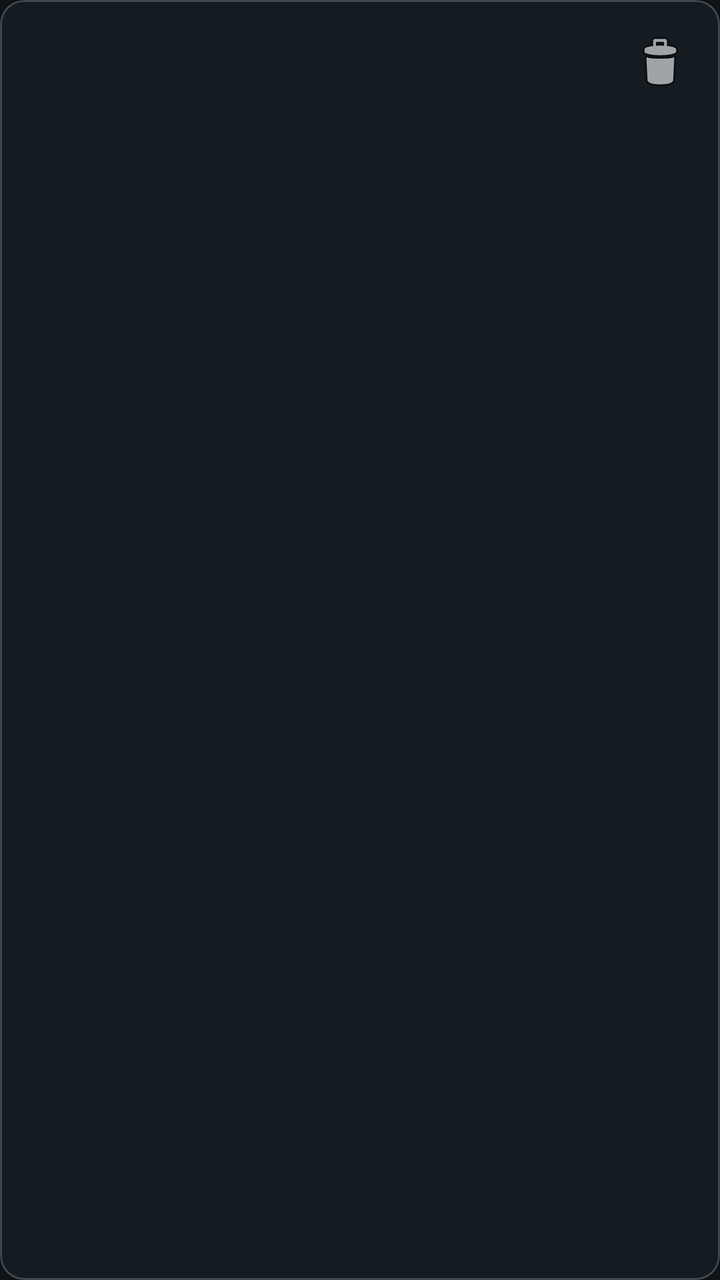
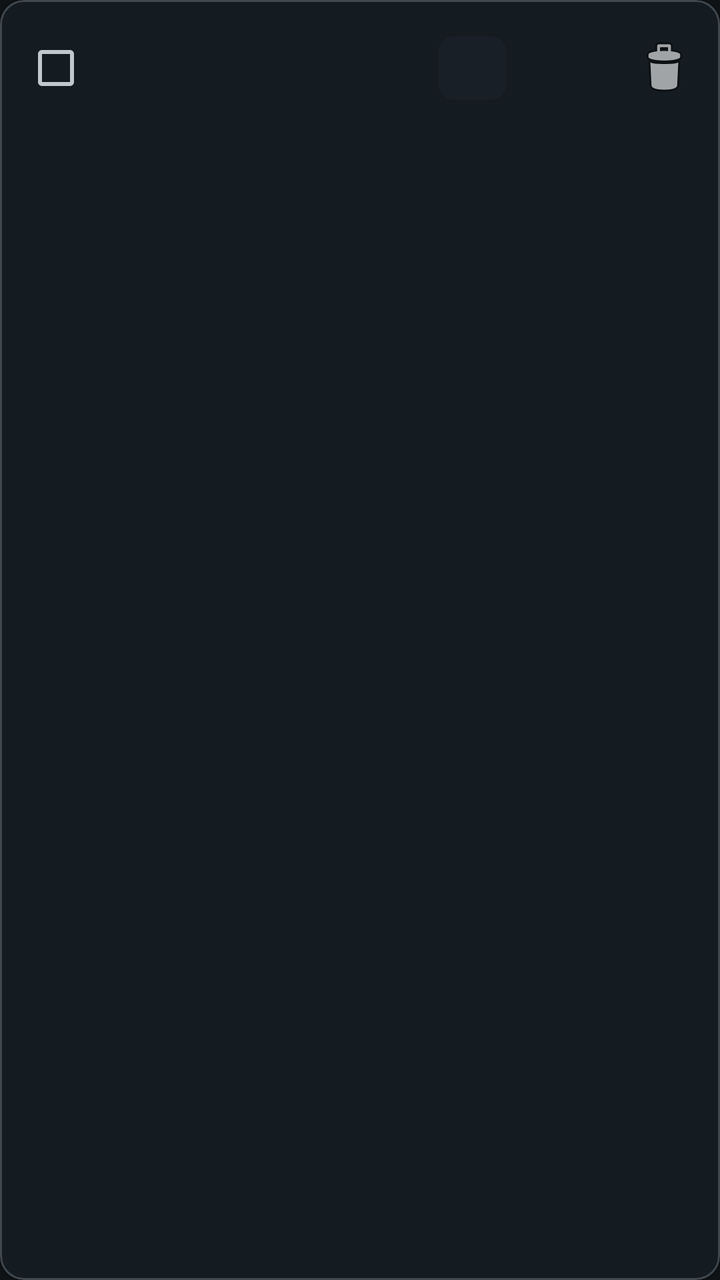

Compare the two renders of this Android layout. The source of the first and the diff that turns it into the second are given below.
<!-- AndroidManifest.xml: application theme Theme.RiverSong -->
<!-- res/layout/item_fact.xml -->
<?xml version="1.0" encoding="utf-8"?>
<com.google.android.material.card.MaterialCardView
    xmlns:android="http://schemas.android.com/apk/res/android"
    xmlns:app="http://schemas.android.com/apk/res-auto"
    android:layout_width="match_parent"
    android:layout_height="wrap_content"
    android:layout_marginHorizontal="16dp"
    android:layout_marginVertical="4dp"
    app:cardElevation="1dp"
    app:cardCornerRadius="12dp">

    <androidx.constraintlayout.widget.ConstraintLayout
        android:layout_width="match_parent"
        android:layout_height="wrap_content"
        android:padding="12dp">

        <TextView
            android:id="@+id/textViewFactKey"
            android:layout_width="0dp"
            android:layout_height="wrap_content"
            android:textStyle="bold"
            android:textSize="14sp"
            android:textColor="?attr/colorPrimary"
            app:layout_constraintTop_toTopOf="parent"
            app:layout_constraintStart_toStartOf="parent"
            app:layout_constraintEnd_toStartOf="@id/buttonDeleteFact" />

        <TextView
            android:id="@+id/textViewFactValue"
            android:layout_width="0dp"
            android:layout_height="wrap_content"
            android:textSize="13sp"
            android:textColor="?attr/colorOnSurface"
            android:layout_marginTop="2dp"
            app:layout_constraintTop_toBottomOf="@id/textViewFactKey"
            app:layout_constraintStart_toStartOf="parent"
            app:layout_constraintEnd_toStartOf="@id/buttonDeleteFact"
            app:layout_constraintBottom_toBottomOf="parent" />

        <ImageButton
            android:id="@+id/buttonDeleteFact"
            android:layout_width="36dp"
            android:layout_height="36dp"
            android:src="@android:drawable/ic_menu_delete"
            android:background="?attr/selectableItemBackgroundBorderless"
            android:contentDescription="Delete fact"
            app:layout_constraintTop_toTopOf="parent"
            app:layout_constraintEnd_toEndOf="parent"
            app:layout_constraintBottom_toBottomOf="parent" />

    </androidx.constraintlayout.widget.ConstraintLayout>
</com.google.android.material.card.MaterialCardView>
<!-- resources referenced by this layout -->
<resources>
  <color name="rs_blue_primary">#96CBFF</color>
  <color name="rs_blue_on_primary">#003354</color>
  <color name="rs_blue_primary_container">#004A77</color>
  <color name="rs_blue_on_primary_container">#CAE6FF</color>
  <color name="rs_blue_secondary">#B6C9D9</color>
  <color name="rs_blue_on_secondary">#213242</color>
  <color name="rs_blue_secondary_container">#384959</color>
  <color name="rs_blue_on_secondary_container">#D2E5F5</color>
  <color name="rs_blue_tertiary">#D9BBFF</color>
  <color name="rs_blue_on_tertiary">#3E1F77</color>
  <color name="rs_blue_tertiary_container">#55368F</color>
  <color name="rs_blue_on_tertiary_container">#EEDCFF</color>
  <color name="rs_blue_error">#FFB4AB</color>
  <color name="rs_blue_on_error">#690005</color>
  <color name="rs_blue_error_container">#93000A</color>
  <color name="rs_blue_on_error_container">#FFDAD6</color>
  <color name="rs_blue_background">#0F1316</color>
  <color name="rs_blue_on_surface">#DEE4E9</color>
  <color name="rs_blue_surface">#0F1316</color>
  <color name="rs_blue_surface_variant">#1B2023</color>
  <color name="rs_blue_on_surface_variant">#BFC8CE</color>
  <color name="rs_blue_outline">#899398</color>
  <color name="rs_blue_outline_variant">#40484E</color>
  <color name="rs_blue_warn">#FFB86C</color>
  <style name="ShapeAppearance.RiverSong.XS" parent="">
          <item name="cornerSize">4dp</item>
      </style>
  <style name="ShapeAppearance.RiverSong.SM" parent="">
          <item name="cornerSize">8dp</item>
      </style>
  <style name="ShapeAppearance.RiverSong.MD" parent="">
          <item name="cornerSize">12dp</item>
      </style>
  <style name="ShapeAppearance.RiverSong.LG" parent="">
          <item name="cornerSize">16dp</item>
      </style>
  <style name="ShapeAppearance.RiverSong.XL" parent="">
          <item name="cornerSize">20dp</item>
      </style>
  <!-- unchanged entries left out for length: 1 -->
</resources>

<!-- the commit's change to res/layout/item_fact.xml (unified diff, before → after) -->
@@ -1,52 +1,75 @@
 <?xml version="1.0" encoding="utf-8"?>
-<com.google.android.material.card.MaterialCardView
-    xmlns:android="http://schemas.android.com/apk/res/android"
+<com.google.android.material.card.MaterialCardView xmlns:android="http://schemas.android.com/apk/res/android"
     xmlns:app="http://schemas.android.com/apk/res-auto"
     android:layout_width="match_parent"
     android:layout_height="wrap_content"
     android:layout_marginHorizontal="16dp"
     android:layout_marginVertical="4dp"
-    app:cardElevation="1dp"
-    app:cardCornerRadius="12dp">
+    app:cardCornerRadius="12dp"
+    app:cardElevation="1dp">
 
-    <androidx.constraintlayout.widget.ConstraintLayout
+    <LinearLayout
         android:layout_width="match_parent"
         android:layout_height="wrap_content"
-        android:padding="12dp">
+        android:gravity="center_vertical"
+        android:orientation="horizontal"
+        android:paddingHorizontal="12dp"
+        android:paddingVertical="10dp">
+
+        <CheckBox
+            android:id="@+id/checkBoxFact"
+            android:layout_width="wrap_content"
+            android:layout_height="wrap_content"
+            android:buttonTint="?attr/colorPrimary" />
 
         <TextView
             android:id="@+id/textViewFactKey"
             android:layout_width="0dp"
             android:layout_height="wrap_content"
-            android:textStyle="bold"
-            android:textSize="14sp"
+            android:layout_weight="3"
+            android:ellipsize="end"
+            android:maxLines="1"
             android:textColor="?attr/colorPrimary"
-            app:layout_constraintTop_toTopOf="parent"
-            app:layout_constraintStart_toStartOf="parent"
-            app:layout_constraintEnd_toStartOf="@id/buttonDeleteFact" />
+            android:textSize="13sp"
+            android:textStyle="bold" />
 
         <TextView
             android:id="@+id/textViewFactValue"
             android:layout_width="0dp"
             android:layout_height="wrap_content"
-            android:textSize="13sp"
+            android:layout_weight="3"
+            android:ellipsize="end"
+            android:maxLines="1"
             android:textColor="?attr/colorOnSurface"
-            android:layout_marginTop="2dp"
-            app:layout_constraintTop_toBottomOf="@id/textViewFactKey"
-            app:layout_constraintStart_toStartOf="parent"
-            app:layout_constraintEnd_toStartOf="@id/buttonDeleteFact"
-            app:layout_constraintBottom_toBottomOf="parent" />
+            android:textSize="12sp" />
+
+        <com.google.android.material.chip.Chip
+            android:id="@+id/chipFactSource"
+            style="@style/Widget.Material3.Chip.Assist.Elevated"
+            android:layout_width="0dp"
+            android:layout_height="wrap_content"
+            android:layout_weight="2"
+            android:chipMinHeight="24dp"
+            android:textSize="10sp"
+            app:chipIconVisible="false" />
+
+        <TextView
+            android:id="@+id/textViewFactDate"
+            android:layout_width="0dp"
+            android:layout_height="wrap_content"
+            android:layout_weight="2"
+            android:gravity="end"
+            android:textColor="?attr/colorOnSurfaceVariant"
+            android:textSize="11sp" />
 
         <ImageButton
             android:id="@+id/buttonDeleteFact"
-            android:layout_width="36dp"
-            android:layout_height="36dp"
-            android:src="@android:drawable/ic_menu_delete"
+            android:layout_width="32dp"
+            android:layout_height="32dp"
+            android:layout_marginStart="4dp"
             android:background="?attr/selectableItemBackgroundBorderless"
             android:contentDescription="Delete fact"
-            app:layout_constraintTop_toTopOf="parent"
-            app:layout_constraintEnd_toEndOf="parent"
-            app:layout_constraintBottom_toBottomOf="parent" />
+            android:src="@android:drawable/ic_menu_delete" />
 
-    </androidx.constraintlayout.widget.ConstraintLayout>
+    </LinearLayout>
 </com.google.android.material.card.MaterialCardView>
